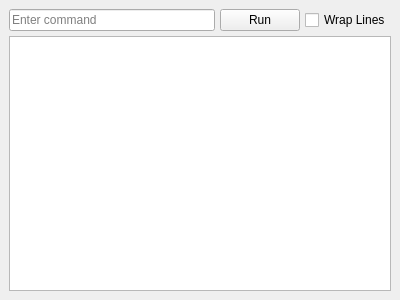
Old version of the form src/widgets/CustomCommandWidget.ui in the repository radareorg/iaito.
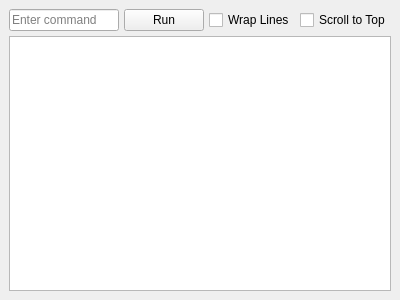
New version of the form.

Commit message: CustomCommand: monospaced font + scrolltop checkbox

The edit to the form file:
```diff
--- a/src/widgets/CustomCommandWidget.ui
+++ b/src/widgets/CustomCommandWidget.ui
@@ -44,6 +44,16 @@
         </property>
        </widget>
       </item>
+      <item>
+       <widget class="QCheckBox" name="scrollTopCheckBox">
+        <property name="text">
+         <string>Scroll to Top</string>
+        </property>
+        <property name="checked">
+         <bool>false</bool>
+        </property>
+       </widget>
+      </item>
      </layout>
     </item>
     <item>
```
The commit also changes 1 other file.
